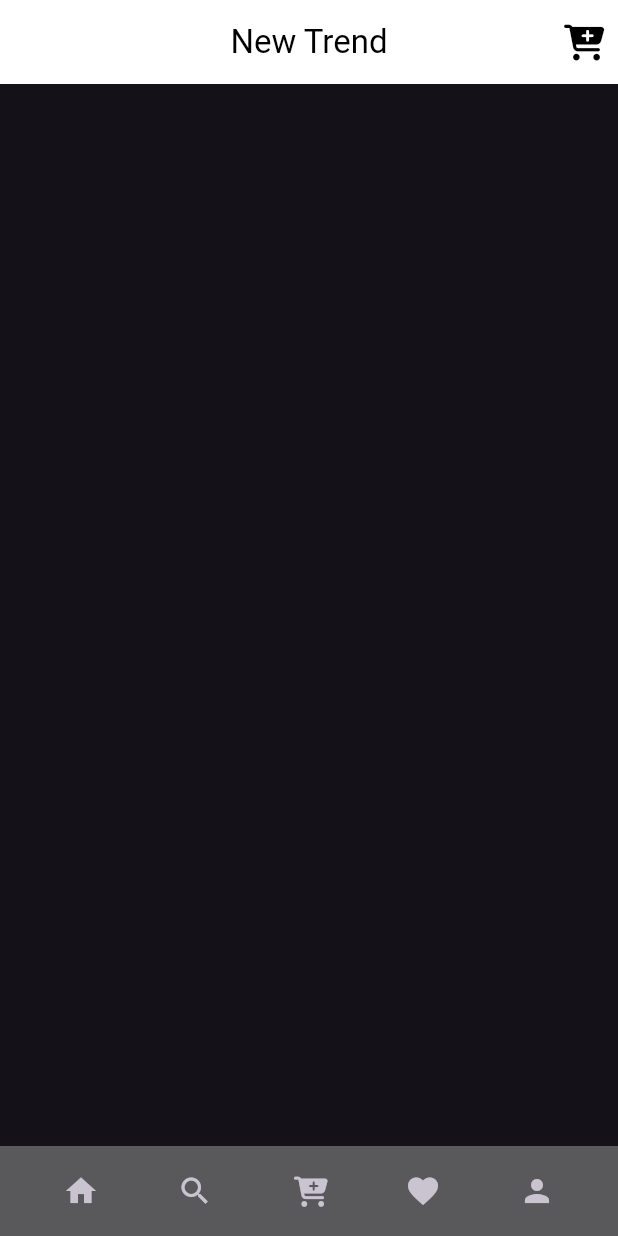
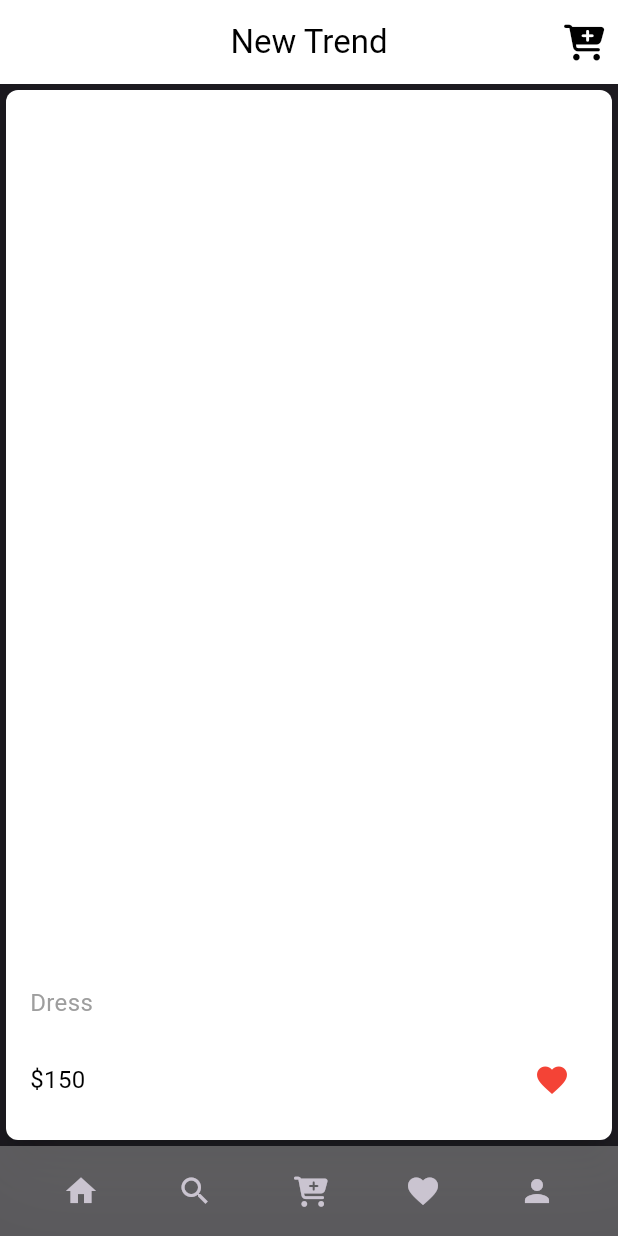
Before and after one commit to ali4hassan9ali2022/store_app, a Flutter app: the screen it shows after launch, on a phone screen of 412 x 824 dp. Run offline on Flutter 3.47's test engine with Material 3 defaults, Android fonts, the phone set to English and light mode, and no system bars; our stand-ins replace font_awesome_flutter.

Commit message:
create product card

```diff
--- a/lib/Views/home_view.dart
+++ b/lib/Views/home_view.dart
@@ -1,5 +1,6 @@
 import 'package:flutter/material.dart';
 import 'package:font_awesome_flutter/font_awesome_flutter.dart';
+import 'package:store_app/Widgets/product_card.dart';
 
 class HomeView extends StatelessWidget {
   const HomeView({super.key});
@@ -62,6 +63,7 @@ class HomeView extends StatelessWidget {
           ),
         ],
       ),
+      body:const ProductCard(),
     );
   }
 }
--- /dev/null
+++ b/lib/Widgets/product_card.dart
@@ -0,0 +1,66 @@
+import 'package:flutter/material.dart';
+
+class ProductCard extends StatelessWidget {
+  const ProductCard({super.key});
+
+  @override
+  Widget build(BuildContext context) {
+    return Container(
+      decoration: BoxDecoration(
+        boxShadow: [
+          BoxShadow(
+            blurRadius: 50,
+            color: Colors.grey.withOpacity(0.1),
+            spreadRadius: 20,
+            offset: const Offset(10, 10),
+          )
+        ],
+      ),
+      child: Card(
+        elevation: 10,
+        shape: RoundedRectangleBorder(
+          borderRadius: BorderRadius.circular(8),
+        ),
+        color: Colors.white,
+        child: Padding(
+          padding: const EdgeInsets.symmetric(horizontal: 16, vertical: 16),
+          child: Column(
+            mainAxisAlignment: MainAxisAlignment.end,
+            crossAxisAlignment: CrossAxisAlignment.start,
+            children: [
+              const Text(
+                "Dress",
+                style: TextStyle(
+                  color: Colors.grey,
+                  fontSize: 16,
+                ),
+              ),
+              const SizedBox(
+                height: 16,
+              ),
+              Row(
+                mainAxisAlignment: MainAxisAlignment.spaceBetween,
+                children: [
+                  const Text(
+                    r"$150",
+                    style: TextStyle(
+                      fontSize: 16,
+                      color: Colors.black,
+                    ),
+                  ),
+                  IconButton(
+                    onPressed: () {},
+                    icon: const Icon(
+                      Icons.favorite,
+                      color: Colors.red,
+                    ),
+                  )
+                ],
+              )
+            ],
+          ),
+        ),
+      ),
+    );
+  }
+}
```
